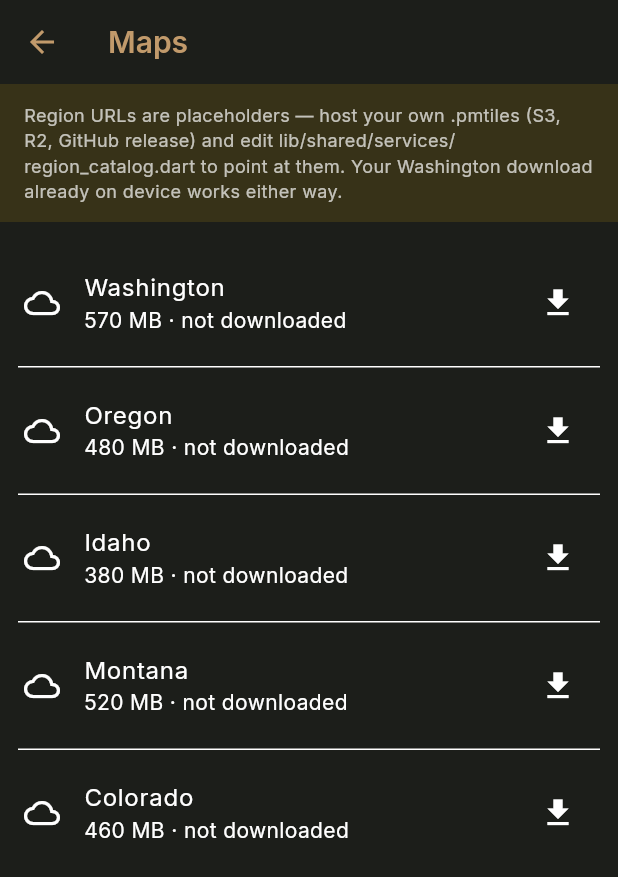
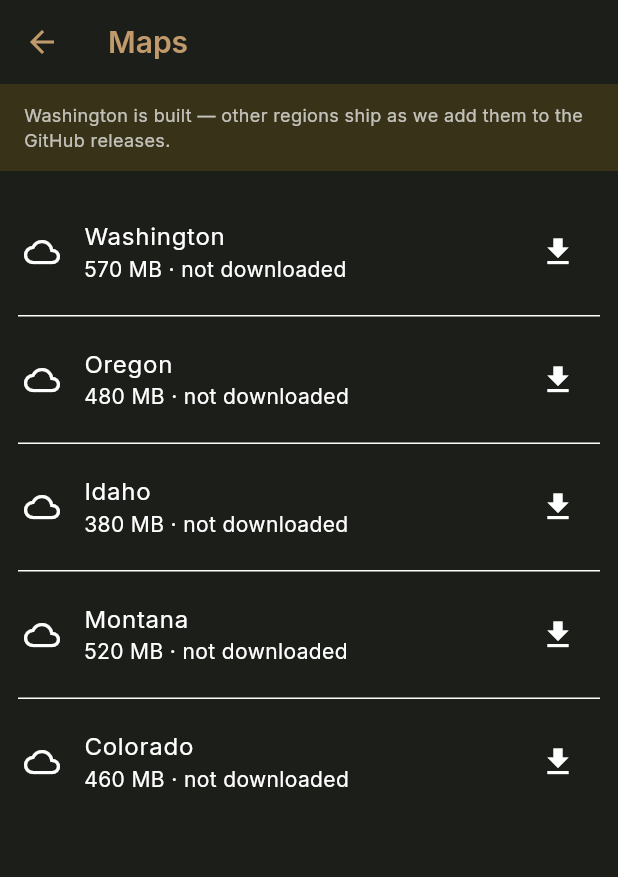
Before and after one commit to zackcaravan/innawoods, a Flutter app: the MapsScreen screen opened by its route, on a phone screen of 412 x 824 dp. Shown: the top 877 px of the screen. Run offline on Flutter 3.47's test engine with Material 3 defaults, Android fonts, the light colour scheme and no system bars; our stand-ins replace connectivity_plus, flutter_local_notifications, flutter_riverpod, flutter_secure_storage, geolocator, go_router and 7 more; missing offline and left inert: cryptography, flutter_inappwebview, mgrs_dart; accounts and stored records are empty; generated files the repository leaves out were written again.

Commit message:
region_catalog: point us-wa at the v1.0 release asset
Washington PMTiles now hosted at:
  github.com/zackcaravan/innawoods/releases/download/v1.0/wa.pmtiles

Other regions (OR, ID, MT, CO) still placeholder URLs pointing at the
same release; will resolve once each region's .pmtiles is uploaded.

Also: Maps screen banner updated to reflect reality.

```diff
--- a/lib/features/maps/screens/maps_screen.dart
+++ b/lib/features/maps/screens/maps_screen.dart
@@ -33,10 +33,8 @@ class MapsScreen extends ConsumerWidget {
             color: Colors.amber.withValues(alpha: 0.12),
             padding: const EdgeInsets.fromLTRB(16, 12, 16, 12),
             child: const Text(
-              'Region URLs are placeholders — host your own .pmtiles (S3, R2, '
-              'GitHub release) and edit lib/shared/services/region_catalog.dart '
-              'to point at them. Your Washington download already on device '
-              'works either way.',
+              'Washington is built — other regions ship as we add them to the '
+              'GitHub releases.',
               style: TextStyle(fontSize: 12, color: Colors.white70),
             ),
           ),
--- a/lib/shared/services/region_catalog.dart
+++ b/lib/shared/services/region_catalog.dart
@@ -3,52 +3,55 @@ import '../models/map_region.dart';
 /// The hardcoded list of regions the user can download. The id becomes the
 /// on-disk filename, so keep ids stable + lowercase-with-dashes.
 ///
-/// IMPORTANT: there is no public, stable per-state .pmtiles CDN. Build each
-/// region's .pmtiles from a Protomaps daily extract (via the `pmtiles extract`
-/// CLI + a bounding-box GeoJSON) and host it yourself — a GitHub release asset,
-/// an S3/R2 bucket, etc. — then put that URL here. The `pmtilesUrl` values
-/// below are PLACEHOLDERS that will 404 until you point them at real files.
+/// PMTiles are hosted as GitHub release assets on this project's repo. To add
+/// a new region:
+///   1. Build with `pmtiles extract` against a Protomaps daily dump.
+///   2. Upload to the latest release:
+///      `gh release upload vX.Y /path/to/us-XX.pmtiles --clobber`
+///   3. Add an entry here with `pmtilesUrl` pointing at that asset.
 class RegionCatalog {
   const RegionCatalog();
+
+  /// Base URL for the v1.0 release assets. New regions append to the same
+  /// release until we cut v1.1 etc.
+  static const _releaseBase =
+      'https://github.com/zackcaravan/innawoods/releases/download/v1.0';
 
   List<MapRegion> get all => const [
         MapRegion(
           id: 'us-wa',
           name: 'Washington',
-          pmtilesUrl:
-              'https://build.protomaps.com/extracts/us-wa.pmtiles',
+          pmtilesUrl: '$_releaseBase/wa.pmtiles',
           approxSizeBytes: 570 * 1024 * 1024, // ~570 MB
           centerLng: -120.5, centerLat: 47.5,
         ),
+        // The entries below are PLACEHOLDERS — build + upload each region's
+        // .pmtiles to the release before relying on these.
         MapRegion(
           id: 'us-or',
           name: 'Oregon',
-          pmtilesUrl:
-              'https://build.protomaps.com/extracts/us-or.pmtiles',
+          pmtilesUrl: '$_releaseBase/or.pmtiles',
           approxSizeBytes: 480 * 1024 * 1024,
           centerLng: -120.5, centerLat: 44.0,
         ),
         MapRegion(
           id: 'us-id',
           name: 'Idaho',
-          pmtilesUrl:
-              'https://build.protomaps.com/extracts/us-id.pmtiles',
+          pmtilesUrl: '$_releaseBase/id.pmtiles',
           approxSizeBytes: 380 * 1024 * 1024,
           centerLng: -114.5, centerLat: 44.5,
         ),
         MapRegion(
           id: 'us-mt',
           name: 'Montana',
-          pmtilesUrl:
-              'https://build.protomaps.com/extracts/us-mt.pmtiles',
+          pmtilesUrl: '$_releaseBase/mt.pmtiles',
           approxSizeBytes: 520 * 1024 * 1024,
           centerLng: -110.0, centerLat: 46.5,
         ),
         MapRegion(
           id: 'us-co',
           name: 'Colorado',
-          pmtilesUrl:
-              'https://build.protomaps.com/extracts/us-co.pmtiles',
+          pmtilesUrl: '$_releaseBase/co.pmtiles',
           approxSizeBytes: 460 * 1024 * 1024,
           centerLng: -105.5, centerLat: 39.0,
         ),
```
